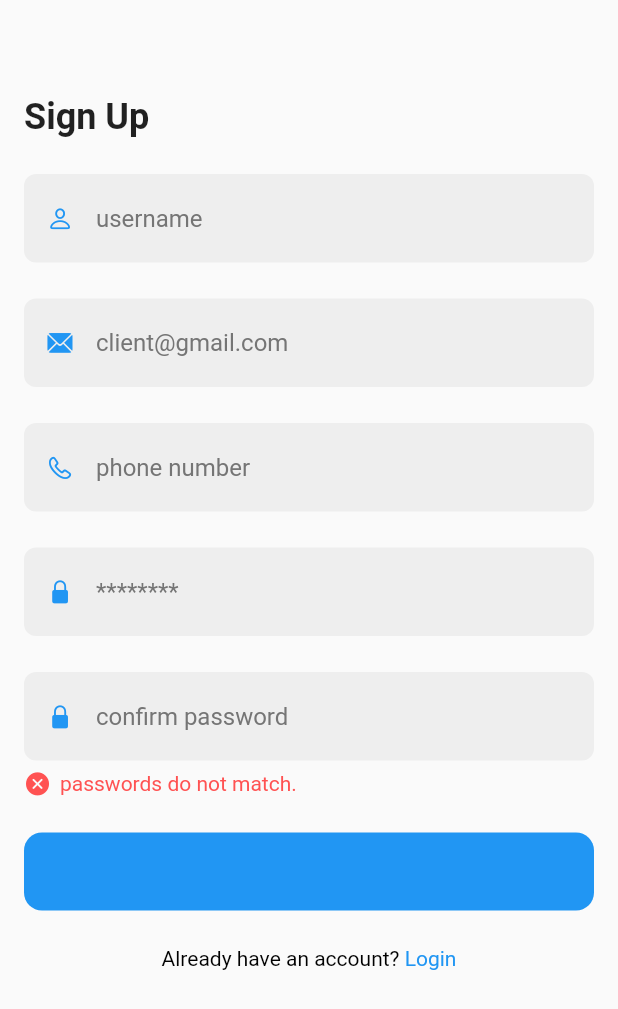
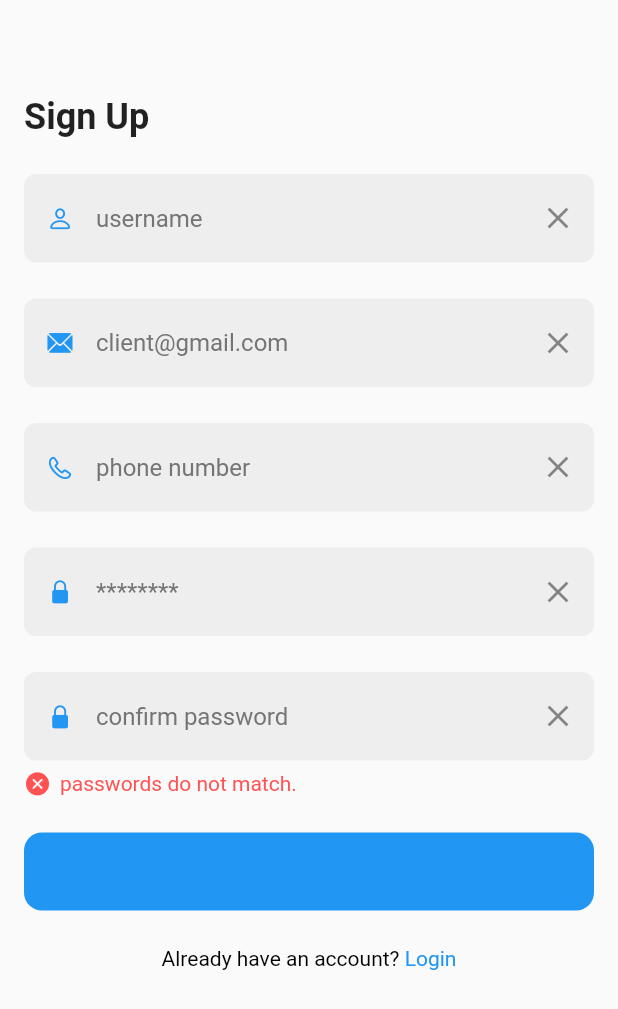
Before and after one commit to elounimedamine/Facebook-Application, a Flutter app: the SignUpPage screen opened directly, on a phone screen of 412 x 824 dp. Shown: the top 1009 px of the screen. Run offline on Flutter 3.47's test engine with Material 2 defaults, Android fonts, the phone set to English and light mode, and no system bars; our stand-ins replace cloud_firestore, firebase_auth, firebase_core; accounts and stored records are empty.

Commit message:
Firebase_Auth_V1_Update_1.0.1

```diff
--- a/lib/pages/auth/signup.dart
+++ b/lib/pages/auth/signup.dart
@@ -54,6 +54,10 @@ class _SignUpPageState extends State<SignUpPage> {
                   controller: _fullnameCtrl,
                   decoration: InputDecoration(
                       hintText: 'username',
+                      suffixIcon: IconButton(
+                        onPressed: () => _fullnameCtrl.clear(),
+                        icon: const Icon(Icons.clear),
+                      ),
                       hintStyle: TextStyle(color: Colors.grey.shade600),
                       prefixIcon: const Icon(CupertinoIcons.person,
                           color: Colors.blue, size: 18),
@@ -69,6 +73,10 @@ class _SignUpPageState extends State<SignUpPage> {
                   controller: _emailCtrl,
                   decoration: InputDecoration(
                       hintText: 'client@gmail.com',
+                      suffixIcon: IconButton(
+                        onPressed: () => _emailCtrl.clear(),
+                        icon: const Icon(Icons.clear),
+                      ),
                       hintStyle: TextStyle(color: Colors.grey.shade600),
                       prefixIcon: const Icon(CupertinoIcons.mail_solid,
                           color: Colors.blue, size: 18),
@@ -85,6 +93,10 @@ class _SignUpPageState extends State<SignUpPage> {
                   keyboardType: TextInputType.number,
                   decoration: InputDecoration(
                       hintText: 'phone number',
+                      suffixIcon: IconButton(
+                        onPressed: () => _phoneCtrl.clear(),
+                        icon: const Icon(Icons.clear),
+                      ),
                       hintStyle: TextStyle(color: Colors.grey.shade600),
                       prefixIcon: const Icon(CupertinoIcons.phone,
                           color: Colors.blue, size: 18),
@@ -101,6 +113,10 @@ class _SignUpPageState extends State<SignUpPage> {
                   controller: _passCtrl,
                   decoration: InputDecoration(
                       hintText: '********',
+                      suffixIcon: IconButton(
+                        onPressed: () => _passCtrl.clear(),
+                        icon: const Icon(Icons.clear),
+                      ),
                       hintStyle: TextStyle(color: Colors.grey.shade600),
                       prefixIcon: const Icon(CupertinoIcons.lock_fill,
                           color: Colors.blue, size: 18),
@@ -124,6 +140,10 @@ class _SignUpPageState extends State<SignUpPage> {
                   },
                   decoration: InputDecoration(
                       hintText: 'confirm password',
+                      suffixIcon: IconButton(
+                        onPressed: () => _confirmPassCtrl.clear(),
+                        icon: const Icon(Icons.clear),
+                      ),
                       hintStyle: TextStyle(color: Colors.grey.shade600),
                       prefixIcon: const Icon(CupertinoIcons.lock_fill,
                           color: Colors.blue, size: 18),
@@ -187,7 +207,8 @@ class _SignUpPageState extends State<SignUpPage> {
                               if (_fullnameCtrl.text.trim().isNotEmpty &&
                                   _emailCtrl.text.trim().isNotEmpty &&
                                   _phoneCtrl.text.trim().isNotEmpty &&
-                                  _passCtrl.text.trim().isNotEmpty && _passCtrl.text == _confirmPassCtrl.text) {
+                                  _passCtrl.text.trim().isNotEmpty &&
+                                  _passCtrl.text == _confirmPassCtrl.text) {
                                 dynamic creds =
                                     await _authServices.registerUser(
                                         newUser, _passCtrl.text.trim());
```
Also changed, not shown: lib/pages/auth/login.dart (+8 -0 lines).
